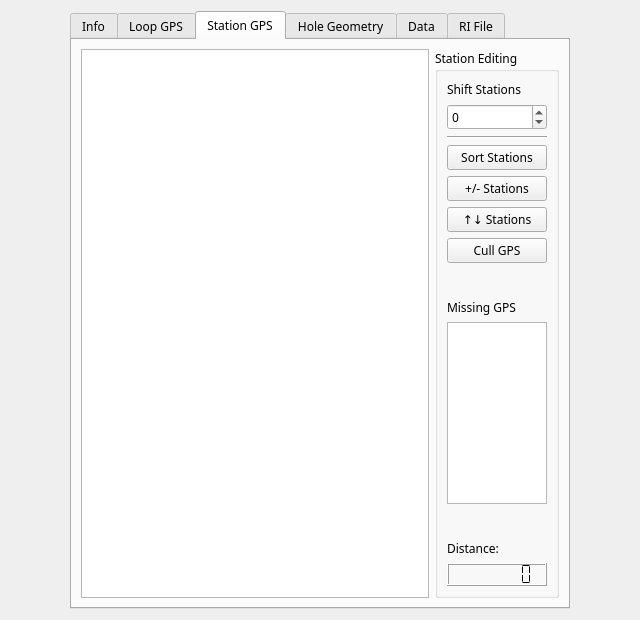
The window that src/qt_ui/pem_info_widget.ui (Eric-Meunier/Processor-Suite) describes before a commit, drawn with Qt 5.
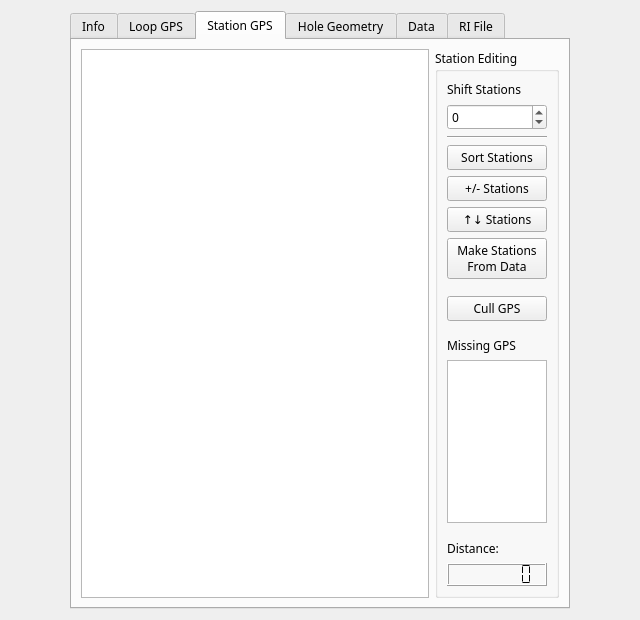
The same window after the commit. The open tabs and pages were chosen to show the change.

Commit message: Adition of 'Create Stations from Data' to PEMInfoWidget.

Patch:
```diff
--- a/src/qt_ui/pem_info_widget.ui
+++ b/src/qt_ui/pem_info_widget.ui
@@ -279,6 +279,27 @@
             </property>
            </widget>
           </item>
+          <item>
+           <widget class="QPushButton" name="create_stations_btn">
+            <property name="text">
+             <string>Make Stations
+From Data</string>
+            </property>
+           </widget>
+          </item>
+          <item>
+           <spacer name="verticalSpacer_6">
+            <property name="orientation">
+             <enum>Qt::Vertical</enum>
+            </property>
+            <property name="sizeHint" stdset="0">
+             <size>
+              <width>20</width>
+              <height>40</height>
+             </size>
+            </property>
+           </spacer>
+          </item>
           <item>
            <widget class="QPushButton" name="cullStationGPSButton">
             <property name="text">
```
Left out of the diff: 2 changed lines with no effect on the pictures. The commit also changes 8 other files.
